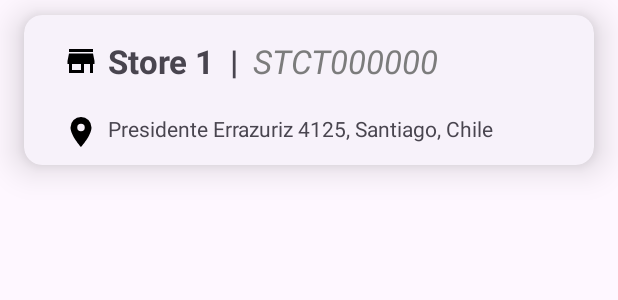
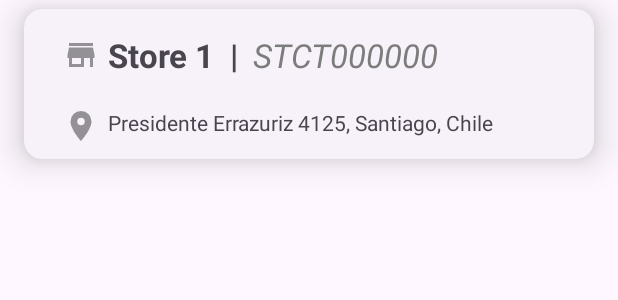
Before and after one commit to cvalera18/StoreListApp, an Android app: the layout item_store_list.xml on its own in the app's theme, with its tools: preview values and no code run, on a phone screen of 412 x 824 dp. Shown: the top 300 px of the screen. Run offline under Robolectric (Android 15) with nearby library versions, the phone set to English and light mode, and no system bars.

Commit message:
adjust to views.

```diff
--- a/app/src/main/java/com/example/storeslist/presentation/list/StoreViewModel.kt
+++ b/app/src/main/java/com/example/storeslist/presentation/list/StoreViewModel.kt
@@ -33,7 +33,7 @@ class StoreViewModel @Inject constructor(
                     Log.e("StoreViewModel", "Error fetching stores", e)
                 }
                 .collect { storeList ->
-                    _stores.value = _stores.value + storeList
+                    _stores.value += storeList
                     currentPage = page
                 }
         }
--- a/app/src/main/res/drawable/map_marker.xml
+++ b/app/src/main/res/drawable/map_marker.xml
@@ -4,6 +4,6 @@
     android:viewportWidth="24"
     android:viewportHeight="24">
     <path
-        android:fillColor="#000000"
+        android:fillColor="#66000000"
         android:pathData="M12,11.5A2.5,2.5 0 0,1 9.5,9A2.5,2.5 0 0,1 12,6.5A2.5,2.5 0 0,1 14.5,9A2.5,2.5 0 0,1 12,11.5M12,2A7,7 0 0,0 5,9C5,14.25 12,22 12,22C12,22 19,14.25 19,9A7,7 0 0,0 12,2Z" />
 </vector>
--- a/app/src/main/res/drawable/store_icon.xml
+++ b/app/src/main/res/drawable/store_icon.xml
@@ -5,6 +5,6 @@
     android:viewportWidth="24"
     android:viewportHeight="24">
     <path
-        android:fillColor="#000000"
+        android:fillColor="#66000000"
         android:pathData="M12,18H6V14H12M21,14V12L20,7H4L3,12V14H4V20H14V14H18V20H20V14M20,4H4V6H20V4Z" />
 </vector>
--- a/app/src/main/res/layout/item_store_list.xml
+++ b/app/src/main/res/layout/item_store_list.xml
@@ -5,7 +5,7 @@
     android:layout_width="match_parent"
     android:layout_height="100dp"
     android:layout_marginHorizontal="16dp"
-    android:layout_marginVertical="10dp"
+    android:layout_marginVertical="6dp"
     android:checkable="true"
     android:clickable="true"
     android:focusable="true"
@@ -64,6 +64,7 @@
             android:drawablePadding="6dp"
             android:ellipsize="end"
             android:maxLines="1"
+            android:maxEms="20"
             android:text="Presidente Errazuriz 4125, Santiago, Chile"
             android:textSize="14sp"
             app:layout_constraintBottom_toBottomOf="parent"
```
